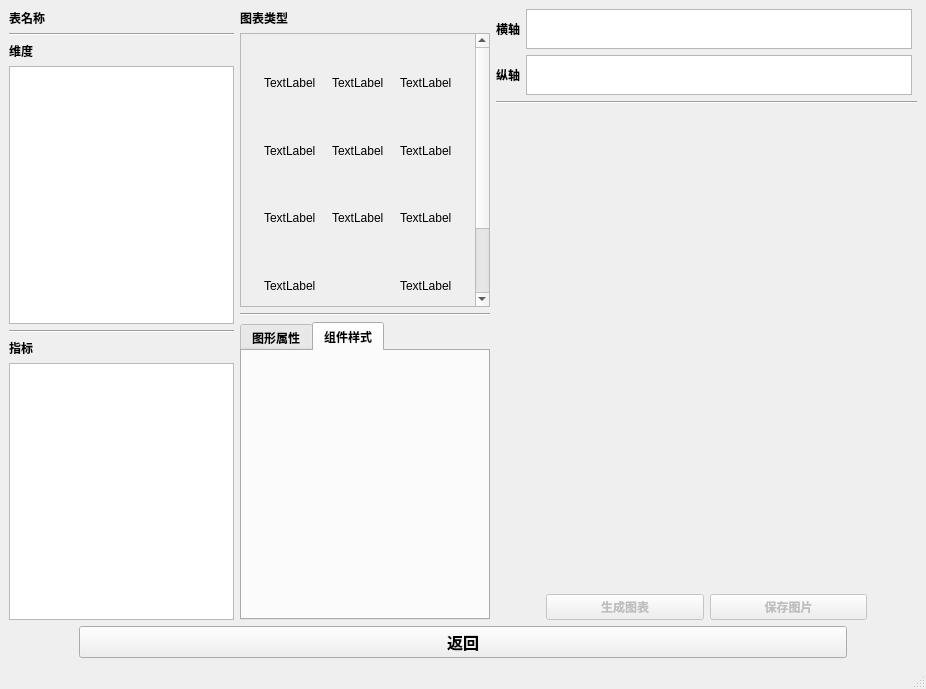
Qt form views/UI_DataVisualizationWin.ui (kingry1/GraduationProject-Data-Visualization-System) before a commit.
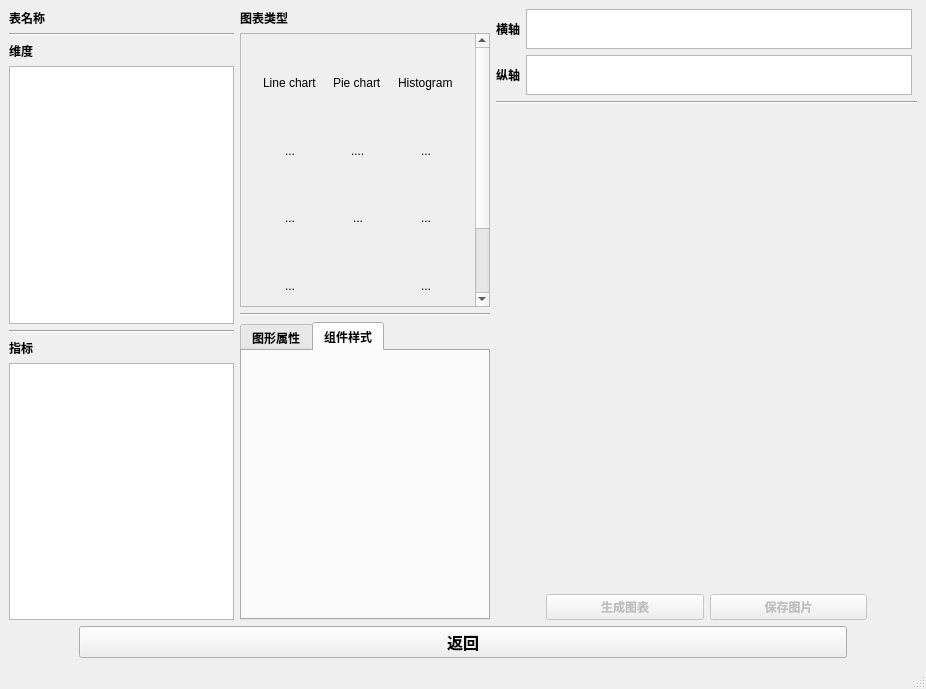
The same form after that commit. Icons and pictures are not drawn. Custom widgets are drawn as their Qt base class.

```diff
--- a/views/UI_DataVisualizationWin.ui
+++ b/views/UI_DataVisualizationWin.ui
@@ -230,7 +230,7 @@
                      <item row="3" column="0" alignment="Qt::AlignHCenter">
                       <widget class="ClickableLabel" name="label_8">
                        <property name="text">
-                        <string>TextLabel</string>
+                        <string>...</string>
                        </property>
                       </widget>
                      </item>
@@ -244,35 +244,35 @@
                      <item row="3" column="2" alignment="Qt::AlignHCenter">
                       <widget class="ClickableLabel" name="label_17">
                        <property name="text">
-                        <string>TextLabel</string>
+                        <string>...</string>
                        </property>
                       </widget>
                      </item>
                      <item row="1" column="1" alignment="Qt::AlignHCenter">
                       <widget class="ClickableLabel" name="label_14">
                        <property name="text">
-                        <string>TextLabel</string>
+                        <string>....</string>
                        </property>
                       </widget>
                      </item>
                      <item row="2" column="0" alignment="Qt::AlignHCenter">
                       <widget class="ClickableLabel" name="label_9">
                        <property name="text">
-                        <string>TextLabel</string>
+                        <string>...</string>
                        </property>
                       </widget>
                      </item>
                      <item row="0" column="2" alignment="Qt::AlignHCenter">
                       <widget class="ClickableLabel" name="label_15">
                        <property name="text">
-                        <string>TextLabel</string>
+                        <string>Histogram</string>
                        </property>
                       </widget>
                      </item>
                      <item row="1" column="2" alignment="Qt::AlignHCenter">
                       <widget class="ClickableLabel" name="label_16">
                        <property name="text">
-                        <string>TextLabel</string>
+                        <string>...</string>
                        </property>
                       </widget>
                      </item>
@@ -291,7 +291,7 @@
                         </size>
                        </property>
                        <property name="text">
-                        <string>TextLabel</string>
+                        <string>Pie chart</string>
                        </property>
                        <property name="scaledContents">
                         <bool>true</bool>
@@ -301,21 +301,21 @@
                      <item row="2" column="2" alignment="Qt::AlignHCenter">
                       <widget class="ClickableLabel" name="label_18">
                        <property name="text">
-                        <string>TextLabel</string>
+                        <string>...</string>
                        </property>
                       </widget>
                      </item>
                      <item row="1" column="0" alignment="Qt::AlignHCenter">
                       <widget class="ClickableLabel" name="label_10">
                        <property name="text">
-                        <string>TextLabel</string>
+                        <string>...</string>
                        </property>
                       </widget>
                      </item>
                      <item row="2" column="1" alignment="Qt::AlignHCenter">
                       <widget class="ClickableLabel" name="label_13">
                        <property name="text">
-                        <string>TextLabel</string>
+                        <string>...</string>
                        </property>
                       </widget>
                      </item>
@@ -334,7 +334,7 @@
                         </size>
                        </property>
                        <property name="text">
-                        <string>TextLabel</string>
+                        <string>Line chart</string>
                        </property>
                        <property name="scaledContents">
                         <bool>true</bool>
```
Left out of the diff: 2 changed lines with no effect on the pictures.
